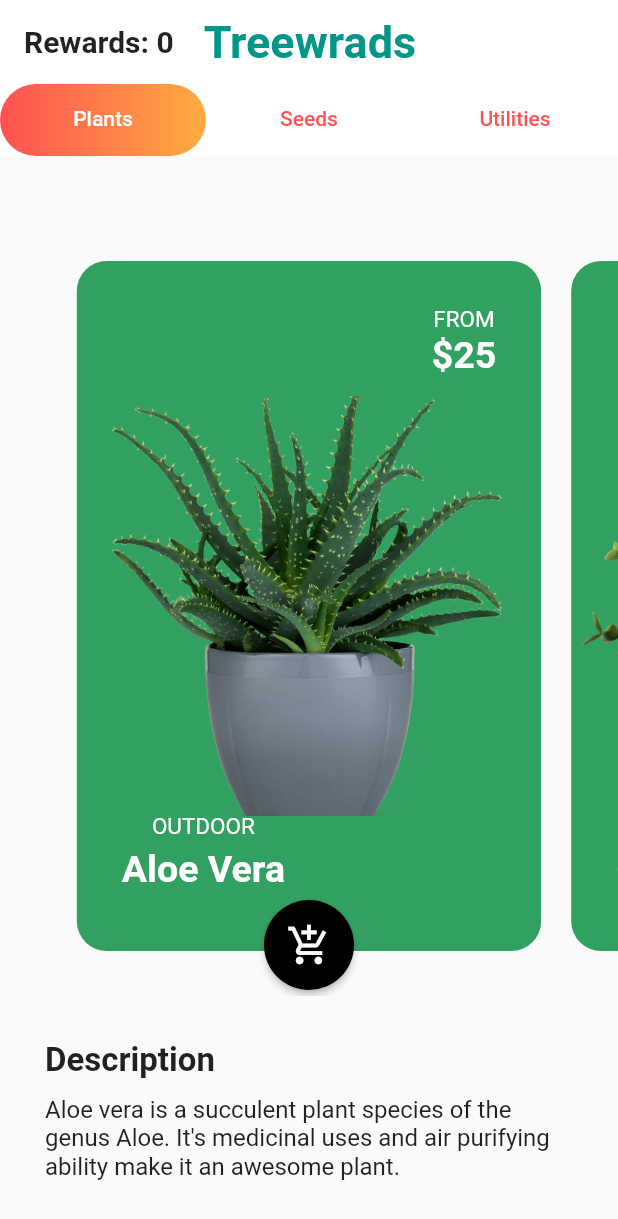
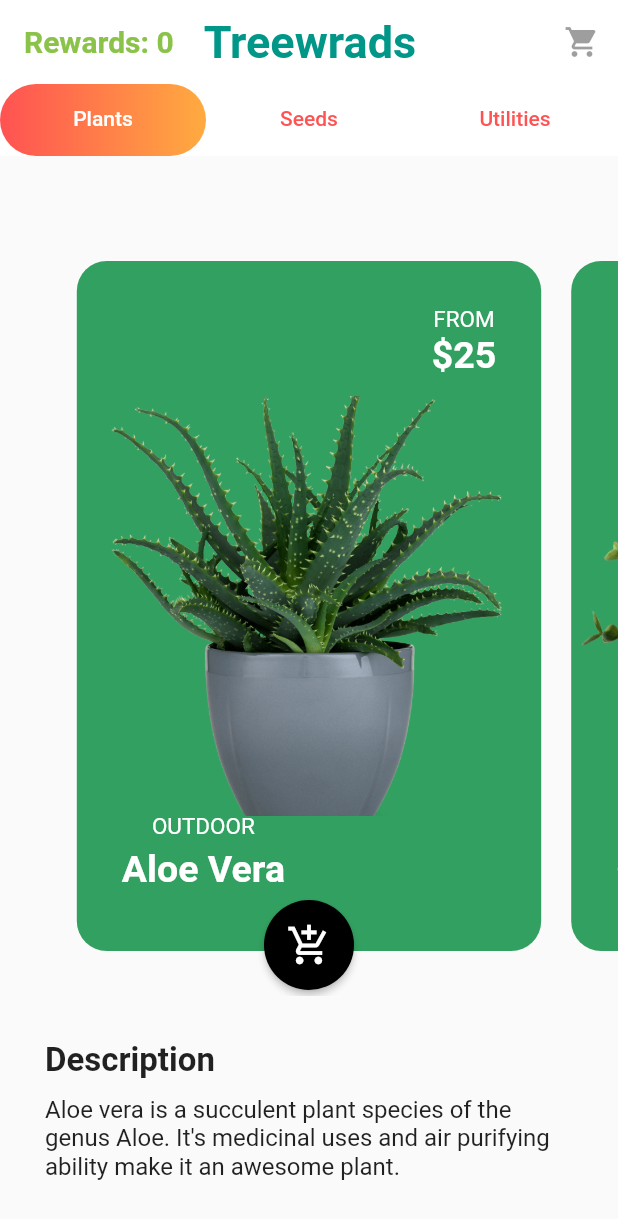
Before and after one commit to CasCard/treeward, a Flutter app: the screen it shows after launch, on a phone screen of 412 x 824 dp. Shown: the top 1219 px of the screen. Run offline on Flutter 3.47's test engine with Material 2 defaults, Android fonts, the phone set to English and light mode, and no system bars.

Commit message:
UI improvements

```diff
--- a/lib/screens/shop_screen.dart
+++ b/lib/screens/shop_screen.dart
@@ -17,7 +17,7 @@ class ShopScreen extends StatelessWidget {
                 Text(
                   "Rewards: $rewards",
                   style: TextStyle(
-                      color: Colors.black87, fontWeight: FontWeight.w700),
+                      color: Colors.lightGreen, fontWeight: FontWeight.w700),
                 ),
                 Padding(padding: EdgeInsets.only(right: 20)),
                 Text(
@@ -29,6 +29,9 @@ class ShopScreen extends StatelessWidget {
                 ),
               ],
             ),
+            actions: <Widget>[
+              IconButton(icon: Icon(Icons.shopping_cart), onPressed: null)
+            ],
             backgroundColor: Colors.white,
             elevation: 0,
             bottom: TabBar(
```
